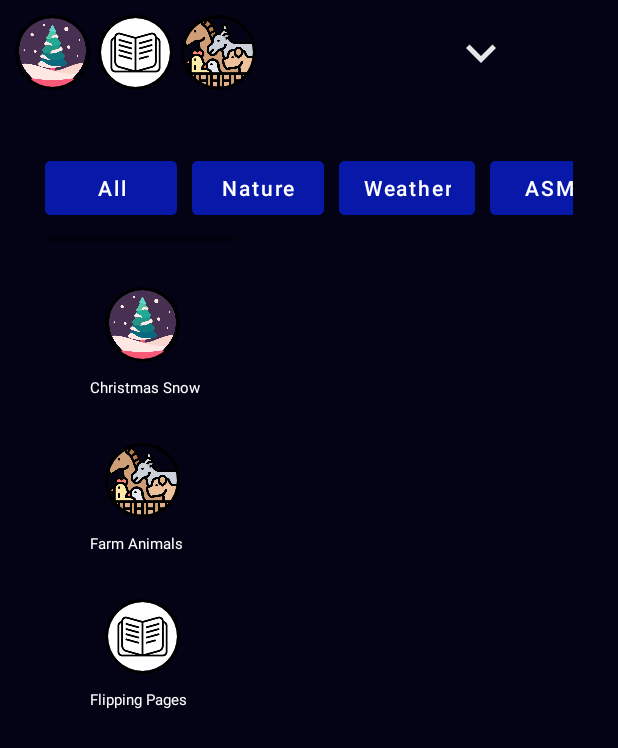
After one commit to Snehal-Kanzariya/meDi-Music, an Android app: the layout activity_music_list_dialog.xml on its own in the app's theme, with its tools: preview values and no code run, on a phone screen of 412 x 824 dp. The commit adds this screen. Shown: the top 748 px of the screen. Run offline under Robolectric (Android 15) with nearby library versions, the light colour scheme and no system bars.

Commit message:
add dialog

```diff
--- a/app/src/main/java/com/example/medimusic/MainActivity.java
+++ b/app/src/main/java/com/example/medimusic/MainActivity.java
@@ -23,7 +23,7 @@ import java.util.Map;
 public class MainActivity extends AppCompatActivity {
 
     ImageView up_arrow;
-    ImageView template;
+
 
     Map<Integer, Boolean> playList = new HashMap<>();
 
@@ -33,7 +33,7 @@ public class MainActivity extends AppCompatActivity {
         setContentView(R.layout.activity_main);
 
         up_arrow = findViewById(R.id.up_arrow);
-        template = findViewById(R.id.template);
+
 
         up_arrow.setOnClickListener(new View.OnClickListener() {
             @Override
@@ -43,16 +43,6 @@ public class MainActivity extends AppCompatActivity {
             }
         });
 
-        template.setOnClickListener(new View.OnClickListener() {
-            @Override
-            public void onClick(View view) {
-                Toast.makeText(getApplicationContext(),"template clicked",Toast.LENGTH_SHORT).show();
-                Intent i = new Intent(getApplicationContext(),template_list.class);
-                startActivity(i);
-            }
-        });
-
-
     }
 
 }
--- a/app/src/main/java/com/example/medimusic/SplashScreen.java
+++ b/app/src/main/java/com/example/medimusic/SplashScreen.java
@@ -17,7 +17,7 @@ public class SplashScreen extends AppCompatActivity {
 
             public void run(){
                 try {
-                    sleep(5000);
+                    sleep(2000);
                 }
                 catch (Exception e){
                     e.printStackTrace();
--- a/app/src/main/java/com/example/medimusic/music_list.java
+++ b/app/src/main/java/com/example/medimusic/music_list.java
@@ -14,8 +14,8 @@ import android.widget.ImageView;
 import android.widget.LinearLayout;
 import android.widget.TextView;
 import android.widget.Toast;
+
 import java.util.HashMap;
-import java.util.List;
 import java.util.Map;
 
 import de.hdodenhof.circleimageview.CircleImageView;
@@ -23,11 +23,19 @@ import de.hdodenhof.circleimageview.CircleImageView;
 public class music_list extends AppCompatActivity {
 
     ImageView down_arrow;
-    CircleImageView civ1,civ2,civ3;
+    CircleImageView civ1, civ2, civ3;
+
+    enum PLACEHOLDER_STATE {
+        SELECTED_PLAY,
+        SELECTED_STOP,
+        UNSELECTED_PLAY,
+        UNSELECTED_STOP
+    }
 
     //declare circular imageview
-    int placeholder1,placeholder2,placeholder3;
+    int placeholder1, placeholder2, placeholder3;
 
+    Map<Integer, Enum> map = new HashMap<>();
 
     private SoundPool soundPool;
 
@@ -41,34 +49,48 @@ public class music_list extends AppCompatActivity {
     @Override
     protected void onCreate(Bundle savedInstanceState) {
         super.onCreate(savedInstanceState);
-        setContentView(R.layout.activity_music_list);
+        setContentView(R.layout.activity_music_list_dialog);
 
-        civ1 =  findViewById(R.id.placeholder1);
-        civ2 =  findViewById(R.id.placeholder2);
-        civ3 =  findViewById(R.id.placeholder3);
+        civ1 = findViewById(R.id.placeholder1);
+        civ2 = findViewById(R.id.placeholder2);
+        civ3 = findViewById(R.id.placeholder3);
 
-        Log.w("","Test create");
+        map.put(R.id.placeholder1, PLACEHOLDER_STATE.SELECTED_STOP);
+        map.put(R.id.placeholder2, PLACEHOLDER_STATE.UNSELECTED_STOP);
+        map.put(R.id.placeholder3, PLACEHOLDER_STATE.UNSELECTED_STOP);
+
+        Log.w("", "Test create");
 
         civ1.setOnClickListener(new View.OnClickListener() {
             @Override
             public void onClick(View view) {
-                Log.d("hhhhhhh","Test");
-                Toast.makeText(getApplicationContext(),"circular view clicked",Toast.LENGTH_SHORT).show();
+                Log.d("hhhhhhh", "Test");
 
+                LinearLayout.LayoutParams params = (LinearLayout.LayoutParams) civ1.getLayoutParams();
 
-                LinearLayout.LayoutParams params = (LinearLayout.LayoutParams)civ1.getLayoutParams();
-                params.width = 100;
-                params.height = 100;
+                Enum status = map.get(R.id.placeholder1);
+
+                if (status.equals(PLACEHOLDER_STATE.SELECTED_STOP)) {
+                    map.put(R.id.placeholder1, PLACEHOLDER_STATE.SELECTED_PLAY);
+                    params.width = 100;
+                    params.height = 100;
+                    civ1.setLayoutParams(params);
+                } else if (status.equals(PLACEHOLDER_STATE.SELECTED_PLAY)) {
+                    map.put(R.id.placeholder1, PLACEHOLDER_STATE.SELECTED_STOP);
+                    params.width = 80;
+                    params.height = 80;
+                }
                 civ1.setLayoutParams(params);
+                Toast.makeText(getApplicationContext(), "placeholder one clicked", Toast.LENGTH_SHORT).show();
             }
         });
         civ2.setOnClickListener(new View.OnClickListener() {
             @Override
             public void onClick(View view) {
-                Log.d("hhhhhhh","Test");
-                Toast.makeText(getApplicationContext(),"circular view clicked",Toast.LENGTH_SHORT).show();
+                Log.d("hhhhhhh", "Test");
+                Toast.makeText(getApplicationContext(), "circular view clicked", Toast.LENGTH_SHORT).show();
 
-                LinearLayout.LayoutParams params = (LinearLayout.LayoutParams)civ2.getLayoutParams();
+                LinearLayout.LayoutParams params = (LinearLayout.LayoutParams) civ2.getLayoutParams();
                 params.width = 100;
                 params.height = 100;
                 civ2.setLayoutParams(params);
@@ -77,10 +99,10 @@ public class music_list extends AppCompatActivity {
         civ3.setOnClickListener(new View.OnClickListener() {
             @Override
             public void onClick(View view) {
-                Log.d("hhhhhhh","Test");
-                Toast.makeText(getApplicationContext(),"circular view clicked",Toast.LENGTH_SHORT).show();
+                Log.d("hhhhhhh", "Test");
+                Toast.makeText(getApplicationContext(), "circular view clicked", Toast.LENGTH_SHORT).show();
 
-                LinearLayout.LayoutParams params = (LinearLayout.LayoutParams)civ3.getLayoutParams();
+                LinearLayout.LayoutParams params = (LinearLayout.LayoutParams) civ3.getLayoutParams();
                 params.width = 100;
                 params.height = 100;
                 civ3.setLayoutParams(params);
@@ -93,10 +115,10 @@ public class music_list extends AppCompatActivity {
         down_arrow.setOnClickListener(new View.OnClickListener() {
             @Override
             public void onClick(View view) {
-                Log.w("","Test arrow");
-                Log.d("","Test arrow");
-            Toast.makeText(getApplicationContext(),"arrow",Toast.LENGTH_SHORT).show();
-                Intent i = new Intent(getApplicationContext(),MainActivity.class);
+                Log.w("", "Test arrow");
+                Log.d("", "Test arrow");
+                Toast.makeText(getApplicationContext(), "arrow", Toast.LENGTH_SHORT).show();
+                Intent i = new Intent(getApplicationContext(), MainActivity.class);
                 startActivity(i);
             }
         });
@@ -121,9 +143,10 @@ public class music_list extends AppCompatActivity {
         playList.put(R.id.btn3, false);
     }
 
-    public  void testClick(View view) {
-        Log.w("","Test button click ");
+    public void testClick(View view) {
+        Log.w("", "Test button click ");
     }
+
     public void playSound(View view) {
         Log.d("Test", "Enter into playSound");
         Integer key = view.getId();
@@ -150,11 +173,13 @@ public class music_list extends AppCompatActivity {
             soundPool.stop(getSoundTrackId(key));
         }
     }
+
     protected void onDestroy() {
         super.onDestroy();
         soundPool.release();
         soundPool = null;
     }
+
     private int getSoundTrack(int key) {
         if (key == R.id.btn1) {
             return placeholder1;
@@ -164,6 +189,7 @@ public class music_list extends AppCompatActivity {
             return placeholder3;
         }
     }
+
     private void setSoundTrackId(int key, int value) {
         if (key == R.id.btn1) {
             sound1 = value;
@@ -173,6 +199,7 @@ public class music_list extends AppCompatActivity {
             sound3 = value;
         }
     }
+
     private int getSoundTrackId(int key) {
         if (key == R.id.btn1) {
             return sound1;
--- a/app/src/main/java/com/example/medimusic/template_list.java
+++ b/app/src/main/java/com/example/medimusic/template_list.java
@@ -23,9 +23,10 @@ public class template_list extends AppCompatActivity {
         close_template.setOnClickListener(new View.OnClickListener() {
             @Override
             public void onClick(View view) {
+
                 Log.d("dddd","Test arrow");
                 Toast.makeText(getApplicationContext(),"close",Toast.LENGTH_SHORT).show();
-                Intent i = new Intent(getApplicationContext(),MainActivity.class);
+                Intent i = new Intent(getApplicationContext(),template_list.class);
                 startActivity(i);
             }
         });
--- /dev/null
+++ b/app/src/main/res/drawable/fragment_menu_round.xml
@@ -0,0 +1,6 @@
+<?xml version="1.0" encoding="utf-8"?>
+<shape xmlns:android="http://schemas.android.com/apk/res/android">
+    <solid android:color="#030315" />
+    <corners android:topRightRadius="30dp"
+        android:topLeftRadius="30dp" />
+</shape>
--- /dev/null
+++ b/app/src/main/res/layout/activity_music_list_dialog.xml
@@ -0,0 +1,237 @@
+<?xml version="1.0" encoding="utf-8"?>
+<LinearLayout android:layout_width="match_parent"
+    android:layout_height="match_parent"
+    xmlns:app="http://schemas.android.com/apk/res-auto"
+    android:orientation="vertical"
+    android:background="#030315"
+    xmlns:android="http://schemas.android.com/apk/res/android">
+    <LinearLayout
+        android:layout_marginTop="10dp"
+        android:layout_width="match_parent"
+        android:layout_height="wrap_content"
+        android:orientation="horizontal">
+
+        <de.hdodenhof.circleimageview.CircleImageView
+            xmlns:app="http://schemas.android.com/apk/res-auto"
+            android:id="@+id/placeholder1"
+            android:layout_marginLeft="10dp"
+            android:layout_width="50dp"
+            android:layout_height="50dp"
+            android:src="@drawable/snow_globe"
+            app:civ_border_width="2dp"
+            app:civ_border_color="#FF000000" />
+        <de.hdodenhof.circleimageview.CircleImageView
+            xmlns:app="http://schemas.android.com/apk/res-auto"
+            android:id="@+id/placeholder2"
+            android:layout_width="50dp"
+            android:layout_height="50dp"
+            android:layout_marginLeft="5dp"
+            android:src="@drawable/flipping_page"
+            app:civ_border_width="2dp"
+            app:civ_border_color="#FF000000" />
+        <de.hdodenhof.circleimageview.CircleImageView
+            xmlns:app="http://schemas.android.com/apk/res-auto"
+            android:id="@+id/placeholder3"
+            android:layout_width="50dp"
+            android:layout_height="50dp"
+            android:layout_marginLeft="5dp"
+            android:src="@drawable/farm_animals"
+            app:civ_border_width="2dp"
+            app:civ_border_color="#FF000000" />
+        <ImageView
+            android:id="@+id/down_arrow"
+            android:layout_marginLeft="110dp"
+            android:layout_marginTop="5dp"
+            android:layout_width="80dp"
+            android:layout_height="40dp"
+            android:src="@drawable/down_arrow"/>
+    </LinearLayout>
+    <LinearLayout
+        android:layout_width="wrap_content"
+        android:layout_height="wrap_content">
+
+        <TextView
+            android:id="@+id/ps1"
+            android:layout_width="wrap_content"
+            android:layout_height="wrap_content"
+            android:layout_marginLeft="10dp"
+            android:layout_marginTop="10dp"
+            android:layout_marginBottom="10dp"
+            android:text=" "
+            android:textColor="@color/white"
+            android:textSize="15dp" />
+
+    </LinearLayout>
+
+    <LinearLayout
+        android:layout_width="match_parent"
+        android:layout_height="match_parent"
+        android:orientation="vertical"
+        android:layout_marginLeft="30dp"
+        android:layout_marginRight="30dp">
+        <!--        category navbar     -->
+        <HorizontalScrollView
+            android:layout_width="match_parent"
+            android:layout_height="60dp"
+            android:id="@+id/horizontalScrollView">
+
+            <LinearLayout
+                android:layout_width="wrap_content"
+                android:layout_height="wrap_content"
+                android:orientation="horizontal">
+
+
+                <Button
+                    android:backgroundTint="#0818A8"
+                    android:layout_marginRight="10dp"
+                    android:layout_width="wrap_content"
+                    android:layout_height="wrap_content"
+                    android:textAllCaps="false"
+                    android:text="All"
+
+                    android:id="@+id/button1" />
+                <Button
+                    android:backgroundTint="#0818A8"
+                    android:layout_marginRight="10dp"
+                    android:layout_width="wrap_content"
+                    android:layout_height="wrap_content"
+                    android:text="Nature"
+                    android:textAllCaps="false"
+                    android:id="@+id/button2" />
+
+                <Button
+                    android:backgroundTint="#0818A8"
+                    android:textAllCaps="false"
+                    android:layout_marginRight="10dp"
+                    android:layout_width="wrap_content"
+                    android:layout_height="wrap_content"
+                    android:text="Weather"
+                    android:id="@+id/button3" />
+                <Button
+                    android:backgroundTint="#0818A8"
+                    android:textAllCaps="false"
+                    android:layout_marginRight="10dp"
+                    android:layout_width="wrap_content"
+                    android:layout_height="wrap_content"
+                    android:text="ASMR"
+                    android:id="@+id/button4" />
+                <Button
+                    android:backgroundTint="#0818A8"
+                    android:textAllCaps="false"
+                    android:layout_marginRight="10dp"
+                    android:layout_width="wrap_content"
+                    android:layout_height="wrap_content"
+                    android:text="Fire"
+                    android:id="@+id/button5" />
+                <Button
+                        android:backgroundTint="#0818A8"
+                    android:textAllCaps="false"
+                    android:layout_marginRight="10dp"
+                    android:layout_width="wrap_content"
+                    android:layout_height="wrap_content"
+                    android:text="Animal"
+                    android:id="@+id/button6" />
+                <Button
+                    android:backgroundTint="#0818A8"
+                    android:textAllCaps="false"
+                    android:layout_marginRight="10dp"
+                    android:layout_width="wrap_content"
+                    android:layout_height="wrap_content"
+                    android:text="Lullaby"
+                    android:id="@+id/button7" />
+                <Button
+                    android:backgroundTint="#0818A8"
+                    android:textAllCaps="false"
+                    android:layout_marginRight="10dp"
+                    android:layout_width="wrap_content"
+                    android:layout_height="wrap_content"
+                    android:text="Music"
+                    android:id="@+id/button8"/>
+                <Button
+                    android:backgroundTint="#0818A8"
+                    android:textAllCaps="false"
+                    android:layout_marginRight="10dp"
+                    android:layout_width="wrap_content"
+                    android:layout_height="wrap_content"
+                    android:text="Water"
+                    android:id="@+id/button9"/>
+                <Button
+                    android:backgroundTint="#0818A8"
+                    android:textAllCaps="false"
+                    android:layout_marginRight="10dp"
+                    android:layout_width="wrap_content"
+                    android:layout_height="wrap_content"
+                    android:text="City"
+                    android:id="@+id/button10"/>
+            </LinearLayout>
+
+        </HorizontalScrollView>
+        <LinearLayout
+            android:layout_width="wrap_content"
+            android:layout_height="wrap_content"
+            android:orientation="vertical"
+            android:layout_marginLeft="30dp"
+            android:layout_marginRight="30dp">
+
+            <de.hdodenhof.circleimageview.CircleImageView
+                xmlns:app="http://schemas.android.com/apk/res-auto"
+                android:id="@+id/christmas_snow"
+                android:layout_width="50dp"
+                android:layout_height="50dp"
+                android:layout_marginTop="30dp"
+                android:layout_marginLeft="10dp"
+                android:src="@drawable/snow_globe"
+                app:civ_border_width="2dp"
+                app:civ_border_color="#FF000000" />
+            <TextView
+                android:layout_marginTop="10dp"
+                android:id="@+id/btn1"
+                android:layout_width="wrap_content"
+                android:layout_height="wrap_content"
+                android:text="Christmas Snow"
+                android:textSize="10dp"
+                android:textColor="@color/white"
+                android:onClick="playSound" />
+            <de.hdodenhof.circleimageview.CircleImageView
+                xmlns:app="http://schemas.android.com/apk/res-auto"
+                android:id="@+id/farm_animals"
+                android:layout_width="50dp"
+                android:layout_height="50dp"
+                android:layout_marginTop="30dp"
+                android:layout_marginLeft="10dp"
+                android:src="@drawable/farm_animals"
+                app:civ_border_width="2dp"
+                app:civ_border_color="#FF000000" />
+            <TextView
+                android:layout_marginTop="10dp"
+                android:id="@+id/btn2"
+                android:layout_width="wrap_content"
+                android:layout_height="wrap_content"
+                android:text="Farm Animals"
+                android:textSize="10dp"
+                android:textColor="@color/white"
+                android:onClick="playSound" />
+            <de.hdodenhof.circleimageview.CircleImageView
+                xmlns:app="http://schemas.android.com/apk/res-auto"
+                android:id="@+id/flipping_pages"
+                android:layout_width="50dp"
+                android:layout_height="50dp"
+                android:layout_marginTop="30dp"
+                android:layout_marginLeft="10dp"
+                android:src="@drawable/flipping_page"
+                app:civ_border_width="2dp"
+                app:civ_border_color="#FF000000" />
+            <TextView
+                android:layout_marginTop="10dp"
+                android:id="@+id/btn3"
+                android:layout_width="wrap_content"
+                android:layout_height="wrap_content"
+                android:text="Flipping Pages"
+                android:textSize="10dp"
+                android:textColor="@color/white"
+                android:onClick="playSound" />
+
+        </LinearLayout>
+
+    </LinearLayout>
+</LinearLayout>
--- a/app/src/main/res/values/themes.xml
+++ b/app/src/main/res/values/themes.xml
@@ -13,4 +13,11 @@
         <item name="android:statusBarColor" tools:targetApi="l">?attr/colorPrimaryVariant</item>
         <!-- Customize your theme here. -->
     </style>
+
+    <style name="BottomSheetStyle" parent="Theme.Design.BottomSheetDialog">
+        <item name="bottomSheetStyle">@style/BottomSheetDialogTheme</item>
+    </style>
+    <style name="BottomSheetDialogTheme" parent="Widget.Design.BottomSheet.Modal">
+        <item name="background">@android:color/transparent</item>
+    </style>
 </resources>
```
Also changed, not shown: app/src/main/res/anim/slid_in_bottom.xml (added, +7 -0 lines), app/src/main/res/anim/slid_out_bottom.xml (added, +7 -0 lines), 1 other file.
